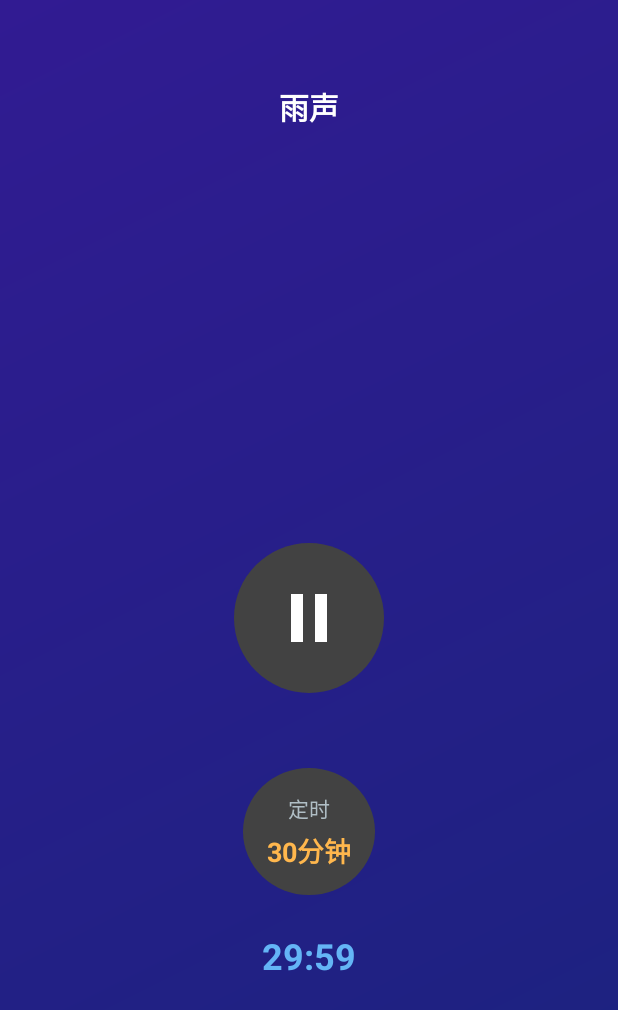
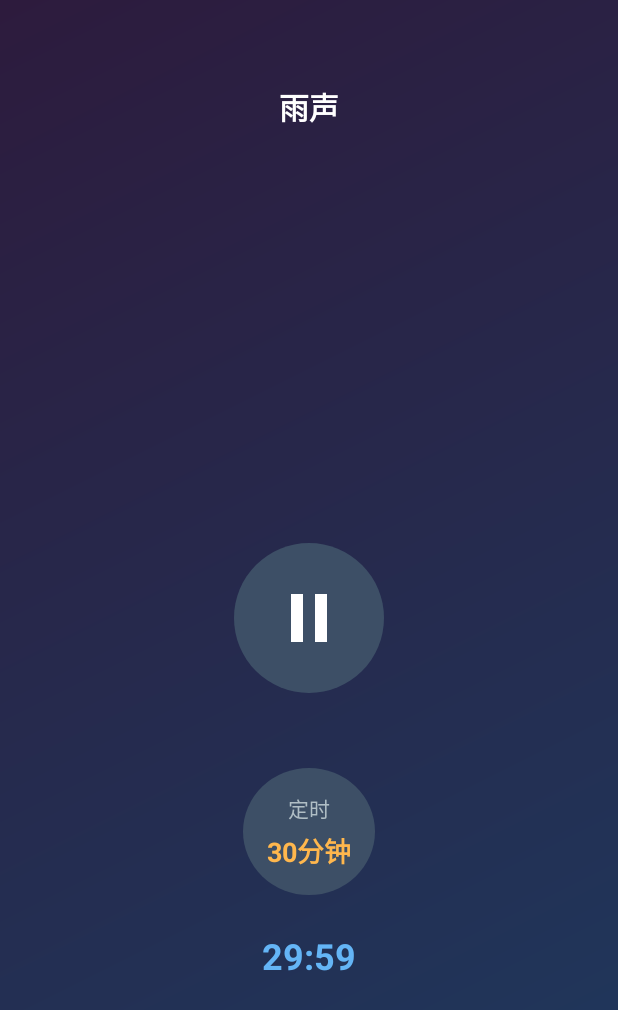
Before and after one commit to junewong/watch-white-noise, an Android app: the screen it shows after launch (MainActivity), on a phone screen of 412 x 824 dp. Shown: the top 1010 px of the screen. Run offline under Robolectric (Android 15) with nearby library versions, the phone set to English and light mode, and no system bars.

Commit message:
优化: 改善背景渐变色，使用更柔和舒适的深蓝紫配色

```diff
--- a/app/src/main/res/values/colors.xml
+++ b/app/src/main/res/values/colors.xml
@@ -1,10 +1,10 @@
 <?xml version="1.0" encoding="utf-8"?>
 <resources>
-    <color name="bg_start">#1a237e</color>
-    <color name="bg_end">#311b92</color>
+    <color name="bg_start">#1e3a5f</color>
+    <color name="bg_end">#2d1b3d</color>
     <color name="primary">#64b5f6</color>
     <color name="accent">#ffb74d</color>
     <color name="text_primary">#ffffff</color>
     <color name="text_secondary">#b0bec5</color>
-    <color name="button_bg">#424242</color>
+    <color name="button_bg">#3d4f66</color>
 </resources>
```
